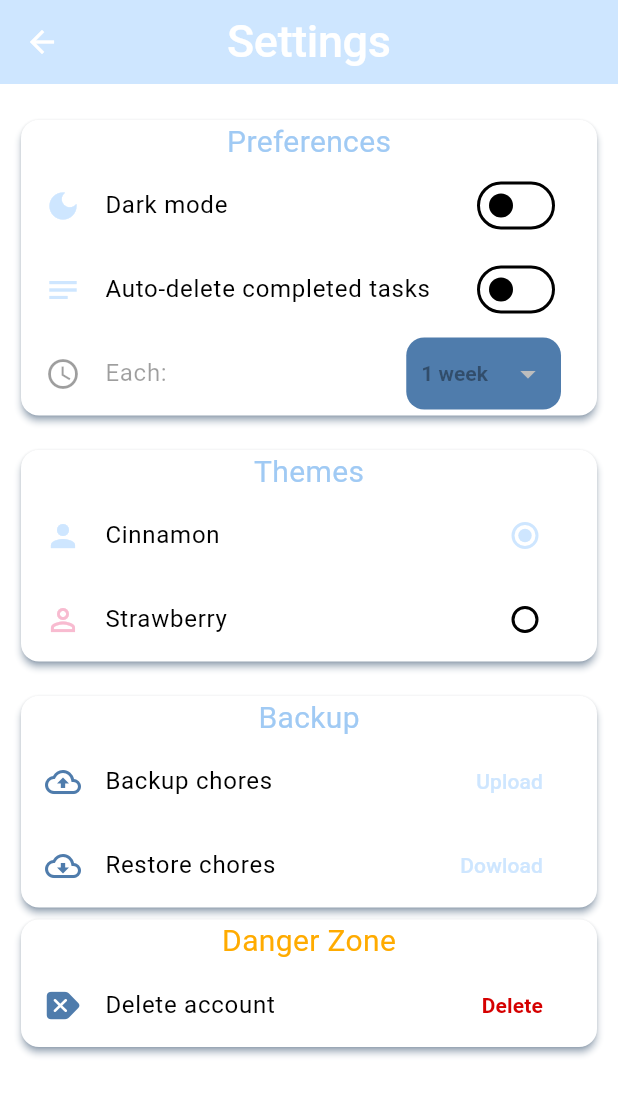
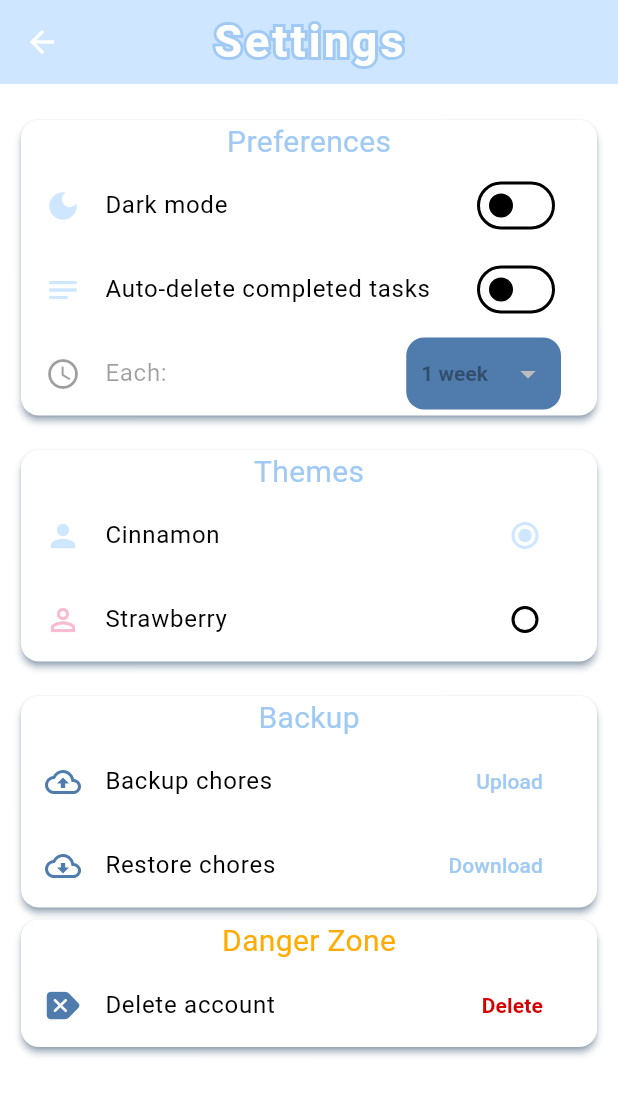
Before and after one commit to sebaszap123-dev/sweet_chores, a Flutter app: the SettingsScreen screen opened by its route, on a phone screen of 412 x 824 dp. Shown: the top 1095 px of the screen. Run offline on Flutter 3.47's test engine with Material 3 defaults, Android fonts, the phone set to English and light mode, and no system bars; our stand-ins replace auto_route, bloc, cached_network_image, connectivity_plus, email_validator, equatable and 14 more; missing offline and left inert: art_sweetalert, flutter_email_sender, googleapis; accounts and stored records are empty.

Commit message:
stroke for titles

```diff
--- a/lib/src/interface/common/main_appbar.dart
+++ b/lib/src/interface/common/main_appbar.dart
@@ -1,6 +1,7 @@
 import 'package:flutter/material.dart';
 import 'package:sweet_chores/src/core/app_export.dart';
 import 'package:sweet_chores/src/interface/home/widgets/widgets.dart';
+import 'package:sweet_chores/src/widgets/stroke_text.dart';
 
 class MainAppbar extends StatelessWidget implements PreferredSizeWidget {
   const MainAppbar({
@@ -38,9 +39,13 @@ class MainAppbar extends StatelessWidget implements PreferredSizeWidget {
               size: sizeIcons,
             )),
       ],
-      title: Text(
-        'Sweet Chores',
-        style: Theme.of(context).textTheme.displayLarge,
+      title: StrokeText(
+        text: 'Sweet Chores',
+        strokeWidth: 4,
+        letterSpacing: 2,
+        textSize: 30,
+        strokeColor:
+            context.read<SweetPreferencesBloc>().state.themeColors.secondary,
       ),
       centerTitle: true,
     );
--- a/lib/src/interface/config/views/settings_screen.dart
+++ b/lib/src/interface/config/views/settings_screen.dart
@@ -16,6 +16,7 @@ import 'package:sweet_chores/src/data/blocs/blocs.dart';
 import 'package:sweet_chores/src/data/servicelocator.dart';
 import 'package:sweet_chores/src/domain/services/google_drive_service.dart';
 import 'package:sweet_chores/src/interface/common/common.dart';
+import 'package:sweet_chores/src/widgets/stroke_text.dart';
 
 @RoutePage()
 class SettingsScreen extends StatefulWidget {
@@ -173,9 +174,13 @@ class _SettingsScreenState extends State<SettingsScreen> {
           ),
           onPressed: () => getIt<SweetRouterCubit>().state.pop(),
         ),
-        title: Text(
-          'Settings',
-          style: Theme.of(context).textTheme.displayLarge,
+        title: StrokeText(
+          text: 'Settings',
+          strokeWidth: 4,
+          letterSpacing: 2,
+          textSize: 30,
+          strokeColor:
+              context.read<SweetPreferencesBloc>().state.themeColors.secondary,
         ),
         centerTitle: true,
       ),
@@ -290,7 +295,15 @@ class _SettingsScreenState extends State<SettingsScreen> {
                           title: const Text('Backup chores'),
                           trailing: TextButton(
                             onPressed: _uploadBackup,
-                            child: const Text('Upload'),
+                            child: Text(
+                              'Upload',
+                              style: TextStyle(
+                                  color: context
+                                      .read<SweetPreferencesBloc>()
+                                      .state
+                                      .themeColors
+                                      .secondary),
+                            ),
                           ),
                         ),
                         ListTile(
@@ -301,7 +314,15 @@ class _SettingsScreenState extends State<SettingsScreen> {
                             title: const Text('Restore chores'),
                             trailing: TextButton(
                               onPressed: _downloadBackup,
-                              child: const Text('Dowload'),
+                              child: Text(
+                                'Download',
+                                style: TextStyle(
+                                    color: context
+                                        .read<SweetPreferencesBloc>()
+                                        .state
+                                        .themeColors
+                                        .secondary),
+                              ),
                             )),
                         if (uploadingBackup) const Loading()
                       ],
--- /dev/null
+++ b/lib/src/widgets/stroke_text.dart
@@ -0,0 +1,60 @@
+import 'package:flutter/material.dart';
+
+class StrokeText extends StatefulWidget {
+  const StrokeText({
+    super.key,
+    this.width,
+    this.height,
+    this.text,
+    this.textSize,
+    this.textColor,
+    this.strokeColor,
+    this.letterSpacing,
+    this.strokeWidth,
+  });
+
+  final double? width;
+  final double? height;
+  final String? text;
+  final double? textSize;
+  final Color? textColor;
+  final Color? strokeColor;
+  final double? letterSpacing;
+  final double? strokeWidth;
+
+  @override
+  State<StrokeText> createState() => _StrokeTextState();
+}
+
+class _StrokeTextState extends State<StrokeText> {
+  @override
+  Widget build(BuildContext context) {
+    return Stack(
+      children: [
+        // Implement the stroke
+        Text(
+          widget.text ?? '',
+          style: Theme.of(context).textTheme.displayLarge?.copyWith(
+                fontSize: widget.textSize ?? 16,
+                letterSpacing: widget.letterSpacing ?? 0,
+                fontWeight: FontWeight.bold,
+                foreground: Paint()
+                  ..style = PaintingStyle.stroke
+                  ..strokeWidth = widget.strokeWidth ?? 4
+                  ..color = widget.strokeColor ?? Colors.black,
+              ),
+        ),
+        // The text inside
+        Text(
+          widget.text ?? '',
+          style: Theme.of(context).textTheme.displayLarge?.copyWith(
+                fontSize: widget.textSize ?? 16,
+                letterSpacing: widget.letterSpacing ?? 0,
+                fontWeight: FontWeight.bold,
+                color: widget.textColor ?? Colors.white,
+              ),
+        ),
+      ],
+    );
+  }
+}
```
